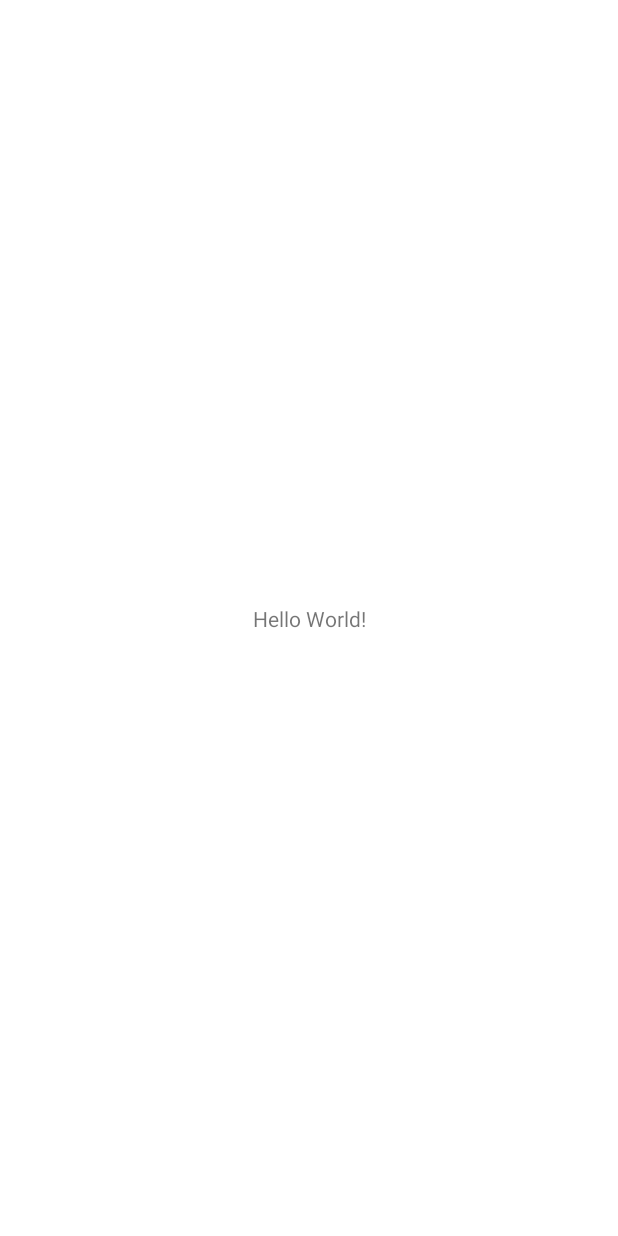
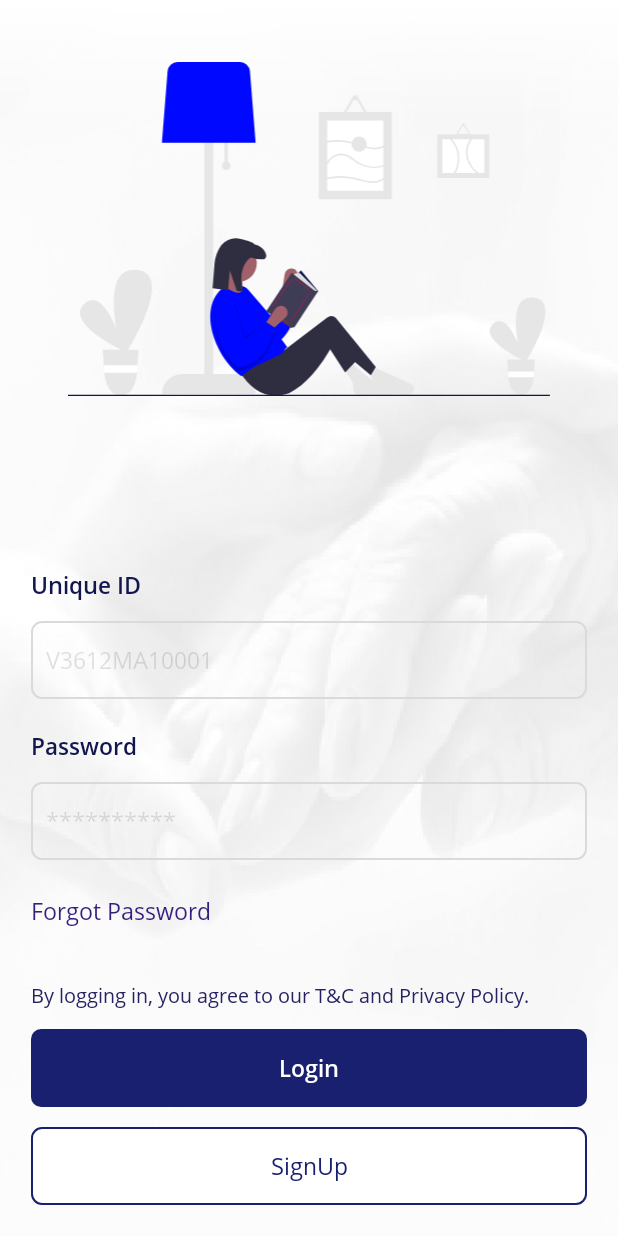
Before and after one commit to harshit2020cse/loginprofileapi, an Android app: the screen it shows after launch (MainActivity), on a phone screen of 412 x 824 dp. Before the commit the screen is almost empty. Run offline under Robolectric (Android 15) with nearby library versions, the phone set to English and light mode, and no system bars; our stand-ins replace data binding, sdp/ssp sizes.

Commit message:
login,bottom navigation ui done

```diff
--- a/app/src/main/AndroidManifest.xml
+++ b/app/src/main/AndroidManifest.xml
@@ -9,7 +9,7 @@
         android:roundIcon="@mipmap/ic_launcher_round"
         android:supportsRtl="true"
         android:theme="@style/Theme.APIPractice">
-        <activity android:name=".MainActivity">
+        <activity android:name=".view.activity.MainActivity">
             <intent-filter>
                 <action android:name="android.intent.action.MAIN" />
 
--- a/app/src/main/java/com/example/apipractice/MainActivity.kt
+++ /dev/null
@@ -1,11 +0,0 @@
-package com.example.apipractice
-
-import androidx.appcompat.app.AppCompatActivity
-import android.os.Bundle
-
-class MainActivity : AppCompatActivity() {
-    override fun onCreate(savedInstanceState: Bundle?) {
-        super.onCreate(savedInstanceState)
-        setContentView(R.layout.activity_main)
-    }
-}
--- /dev/null
+++ b/app/src/main/java/com/example/apipractice/view/activity/MainActivity.kt
@@ -0,0 +1,20 @@
+package com.example.apipractice.view.activity
+
+import android.os.Bundle
+import androidx.appcompat.app.AppCompatActivity
+import androidx.databinding.DataBindingUtil
+import com.example.apipractice.R
+import com.example.apipractice.databinding.ActivityMainBinding
+
+
+class MainActivity : AppCompatActivity() {
+
+    lateinit var binding: ActivityMainBinding
+
+    override fun onCreate(savedInstanceState: Bundle?) {
+        super.onCreate(savedInstanceState)
+        binding = DataBindingUtil.setContentView(this, R.layout.activity_main)
+
+    }
+
+}
--- /dev/null
+++ b/app/src/main/java/com/example/apipractice/view/fragments/login/LoginFragment.kt
@@ -0,0 +1,46 @@
+package com.example.apipractice.view.fragments.login
+
+import android.os.Bundle
+import android.view.LayoutInflater
+import android.view.View
+import android.view.ViewGroup
+import androidx.databinding.DataBindingUtil
+import androidx.fragment.app.Fragment
+import androidx.lifecycle.ViewModelProvider
+import com.example.apipractice.R
+import com.example.apipractice.databinding.FragmentLoginBinding
+
+class LoginFragment : Fragment() {
+
+    lateinit var binding: FragmentLoginBinding
+    lateinit var loginViewModel: LoginViewModel
+
+    override fun onCreateView(
+        inflater: LayoutInflater, container: ViewGroup?,
+        savedInstanceState: Bundle?
+    ): View? {
+        // Inflate the layout for this fragment
+        binding = DataBindingUtil.inflate(
+            layoutInflater,
+            R.layout.fragment_login,
+            container,
+            false
+        )
+        return binding.root
+    }
+
+    override fun onViewCreated(view: View, savedInstanceState: Bundle?) {
+        super.onViewCreated(view, savedInstanceState)
+
+        binding.lifecycleOwner = this
+        loginViewModel = ViewModelProvider(this).get(LoginViewModel::class.java)
+        binding.viewModel = loginViewModel
+        binding.executePendingBindings()
+
+        setClickListener()
+    }
+
+    private fun setClickListener() {
+
+    }
+}
--- /dev/null
+++ b/app/src/main/java/com/example/apipractice/view/fragments/login/LoginViewModel.kt
@@ -0,0 +1,7 @@
+package com.example.apipractice.view.fragments.login
+
+import androidx.lifecycle.ViewModel
+
+class LoginViewModel() : ViewModel() {
+
+}
--- /dev/null
+++ b/app/src/main/res/drawable/ic_bottom_home.xml
@@ -0,0 +1,11 @@
+<vector xmlns:android="http://schemas.android.com/apk/res/android"
+    android:width="20.568dp"
+    android:height="18.618dp"
+    android:viewportWidth="20.568"
+    android:viewportHeight="18.618">
+    <path
+        android:pathData="M20.126,7.593 L10.858,0.342a0.954,0.954 0,0 0,-1.149 0L0.441,7.593a0.619,0.619 0,0 0,-0.254 0.706,0.619 0.619,0 0,0 0.635,0.4L2.668,8.699v8.931a0.839,0.839 0,0 0,0.839 0.839h4.34a0.84,0.84 0,0 0,0.839 -0.839v-4h3.2v4a0.839,0.839 0,0 0,0.839 0.839L17.058,18.469a0.839,0.839 0,0 0,0.839 -0.839L17.897,8.699h1.845a0.6,0.6 0,0 0,0.381 -1.106Z"
+        android:strokeWidth="0.3"
+        android:fillColor="#262163"
+        android:strokeColor="#262163" />
+</vector>
--- /dev/null
+++ b/app/src/main/res/drawable/ic_bottom_search.xml
@@ -0,0 +1,9 @@
+<vector xmlns:android="http://schemas.android.com/apk/res/android"
+    android:width="19.995dp"
+    android:height="20dp"
+    android:viewportWidth="19.995"
+    android:viewportHeight="20">
+    <path
+        android:pathData="M19.76,18.552 L14.2,12.939a7.925,7.925 0,1 0,-1.2 1.218l5.525,5.577a0.856,0.856 0,0 0,1.208 0.031A0.861,0.861 0,0 0,19.76 18.552ZM7.972,14.225A6.258,6.258 0,1 1,12.4 12.393,6.219 6.219,0 0,1 7.972,14.225Z"
+        android:fillColor="#262163" />
+</vector>
--- /dev/null
+++ b/app/src/main/res/drawable/ic_user.xml
@@ -0,0 +1,9 @@
+<vector xmlns:android="http://schemas.android.com/apk/res/android"
+    android:width="20dp"
+    android:height="20dp"
+    android:viewportWidth="20"
+    android:viewportHeight="20">
+    <path
+        android:pathData="M10,0a10,10 0,1 0,10 10A10,10 0,0 0,10 0ZM10,3.871A3.548,3.548 0,1 1,6.452 7.419,3.548 3.548,0 0,1 10,3.87ZM10,17.737a7.727,7.727 0,0 1,-5.907 -2.75,4.5 4.5,0 0,1 3.972,-2.411 0.987,0.987 0,0 1,0.286 0.044A5.339,5.339 0,0 0,10 12.903a5.319,5.319 0,0 0,1.649 -0.278,0.987 0.987,0 0,1 0.286,-0.044 4.5,4.5 0,0 1,3.972 2.411A7.727,7.727 0,0 1,10 17.737Z"
+        android:fillColor="#262163" />
+</vector>
--- a/app/src/main/res/layout/activity_main.xml
+++ b/app/src/main/res/layout/activity_main.xml
@@ -1,18 +1,54 @@
 <?xml version="1.0" encoding="utf-8"?>
-<androidx.constraintlayout.widget.ConstraintLayout xmlns:android="http://schemas.android.com/apk/res/android"
+<layout xmlns:android="http://schemas.android.com/apk/res/android"
     xmlns:app="http://schemas.android.com/apk/res-auto"
-    xmlns:tools="http://schemas.android.com/tools"
-    android:layout_width="match_parent"
-    android:layout_height="match_parent"
-    tools:context=".MainActivity">
+    xmlns:tools="http://schemas.android.com/tools">
 
-    <TextView
-        android:layout_width="wrap_content"
-        android:layout_height="wrap_content"
-        android:text="Hello World!"
-        app:layout_constraintBottom_toBottomOf="parent"
-        app:layout_constraintLeft_toLeftOf="parent"
-        app:layout_constraintRight_toRightOf="parent"
-        app:layout_constraintTop_toTopOf="parent" />
+    <data>
 
-</androidx.constraintlayout.widget.ConstraintLayout>
+    </data>
+
+    <androidx.constraintlayout.widget.ConstraintLayout
+        android:id="@+id/rootlayout"
+        android:layout_width="match_parent"
+        android:layout_height="match_parent"
+        android:background="@drawable/image_global"
+        tools:context=".activity.MainActivity">
+
+        <View
+            android:id="@+id/gradient_view"
+            android:layout_width="match_parent"
+            android:layout_height="@dimen/_60sdp"
+            android:background="@drawable/view_bg"
+            app:layout_constraintEnd_toEndOf="parent"
+            app:layout_constraintStart_toStartOf="parent"
+            app:layout_constraintTop_toTopOf="parent" />
+
+        <fragment
+            android:id="@+id/fragment_container"
+            android:name="androidx.navigation.fragment.NavHostFragment"
+            android:layout_width="match_parent"
+            android:layout_height="0dp"
+            app:defaultNavHost="true"
+            app:layout_constraintBottom_toTopOf="@id/bottomNavigationView"
+            app:layout_constraintEnd_toEndOf="parent"
+            app:layout_constraintStart_toStartOf="parent"
+            app:layout_constraintTop_toTopOf="parent"
+            app:navGraph="@navigation/navigation_graph" />
+
+        <com.google.android.material.bottomnavigation.BottomNavigationView
+            android:id="@+id/bottomNavigationView"
+            android:layout_width="match_parent"
+            android:layout_height="@dimen/_60sdp"
+            android:layout_gravity="start"
+            android:visibility="gone"
+            app:itemIconTint="@color/colorDarkBlue"
+            app:itemTextColor="@color/colorDarkBlue"
+            app:labelVisibilityMode="labeled"
+            app:layout_behavior="@string/hide_bottom_view_on_scroll_behavior"
+            app:layout_constraintBottom_toBottomOf="parent"
+            app:layout_constraintEnd_toEndOf="parent"
+            app:layout_constraintStart_toStartOf="parent"
+            app:menu="@menu/menu_bottom_navigation_view" />
+
+    </androidx.constraintlayout.widget.ConstraintLayout>
+</layout>
--- /dev/null
+++ b/app/src/main/res/layout/fragment_login.xml
@@ -0,0 +1,119 @@
+<?xml version="1.0" encoding="utf-8"?>
+<layout xmlns:android="http://schemas.android.com/apk/res/android"
+    xmlns:app="http://schemas.android.com/apk/res-auto">
+
+    <data>
+
+        <variable
+            name="viewModel"
+            type="com.example.apipractice.view.fragments.login.LoginViewModel" />
+    </data>
+
+    <androidx.core.widget.NestedScrollView
+        android:id="@+id/scrollView"
+        android:layout_width="match_parent"
+        android:layout_height="match_parent"
+        android:fillViewport="true">
+
+        <androidx.constraintlayout.widget.ConstraintLayout
+            android:layout_width="match_parent"
+            android:layout_height="0dp"
+            android:padding="@dimen/_16sdp">
+
+            <androidx.appcompat.widget.AppCompatImageView
+                android:id="@+id/logo"
+                style="@style/LogoStyle"
+                android:layout_marginTop="@dimen/_16sdp"
+                android:layout_marginBottom="@dimen/_16sdp"
+                app:layout_constraintBottom_toTopOf="@id/medoPlusIdTextView"
+                app:layout_constraintEnd_toEndOf="parent"
+                app:layout_constraintStart_toStartOf="parent"
+                app:layout_constraintTop_toTopOf="parent"
+                app:layout_constraintVertical_bias="0" />
+
+            <com.google.android.material.textview.MaterialTextView
+                android:id="@+id/medoPlusIdTextView"
+                style="@style/TextViewStyle.MEDIUM"
+                android:layout_marginBottom="@dimen/_10sdp"
+                android:text="@string/unique_id"
+                app:layout_constraintBottom_toTopOf="@id/medoPlusIdEditText"
+                app:layout_constraintEnd_toEndOf="parent"
+                app:layout_constraintStart_toStartOf="parent" />
+
+            <com.google.android.material.textfield.TextInputEditText
+                android:id="@+id/medoPlusIdEditText"
+                style="@style/EditTextStyle"
+                android:layout_marginBottom="@dimen/_16sdp"
+                android:hint="@string/unique_id_hint"
+                android:inputType="textPersonName"
+                app:layout_constraintBottom_toTopOf="@id/PasswordTextView"
+                app:layout_constraintEnd_toEndOf="parent"
+                app:layout_constraintStart_toStartOf="parent" />
+
+            <com.google.android.material.textview.MaterialTextView
+                android:id="@+id/PasswordTextView"
+                style="@style/TextViewStyle.MEDIUM"
+                android:layout_marginBottom="@dimen/_10sdp"
+                android:text="@string/password"
+                app:layout_constraintBottom_toTopOf="@id/passwordEditText"
+                app:layout_constraintEnd_toEndOf="parent"
+                app:layout_constraintStart_toStartOf="parent" />
+
+            <com.google.android.material.textfield.TextInputEditText
+                android:id="@+id/passwordEditText"
+                style="@style/EditTextStyle"
+                android:layout_marginBottom="@dimen/_14sdp"
+                android:hint="@string/password_hint"
+                android:inputType="textPassword"
+                app:layout_constraintBottom_toTopOf="@id/forgotPasswordTextView"
+                app:layout_constraintEnd_toEndOf="parent"
+                app:layout_constraintStart_toStartOf="parent" />
+
+            <com.google.android.material.textview.MaterialTextView
+                android:id="@+id/forgotPasswordTextView"
+                style="@style/TextViewStyle"
+                android:layout_width="wrap_content"
+                android:layout_marginBottom="@dimen/_24sdp"
+                android:background="?android:attr/selectableItemBackground"
+                android:paddingTop="@dimen/_4sdp"
+                android:paddingBottom="@dimen/_4sdp"
+                android:text="@string/forgot_password"
+                android:textColor="@color/colorMidBlue"
+                app:layout_constraintBottom_toTopOf="@id/term_conditions_text_view"
+                app:layout_constraintEnd_toEndOf="parent"
+                app:layout_constraintHorizontal_bias="0"
+                app:layout_constraintHorizontal_chainStyle="spread_inside"
+                app:layout_constraintStart_toStartOf="parent" />
+
+            <com.google.android.material.textview.MaterialTextView
+                android:id="@+id/term_conditions_text_view"
+                style="@style/TextViewStyle.REGULAR"
+                android:layout_marginBottom="@dimen/_10sdp"
+                android:text="@string/accept_terms_privacy_text"
+                android:textColor="@color/colorOnDarkBlue"
+                app:layout_constraintBottom_toTopOf="@id/login_button"
+                app:layout_constraintEnd_toEndOf="parent"
+                app:layout_constraintStart_toStartOf="parent" />
+
+            <com.google.android.material.button.MaterialButton
+                android:id="@+id/login_button"
+                style="@style/ButtonStyle"
+                android:layout_marginBottom="@dimen/_10sdp"
+                android:text="@string/login"
+                app:layout_constraintBottom_toTopOf="@id/signUpButton"
+                app:layout_constraintEnd_toEndOf="parent"
+                app:layout_constraintStart_toStartOf="parent" />
+
+            <com.google.android.material.button.MaterialButton
+                android:id="@+id/signUpButton"
+                style="@style/ButtonStyle.Outline"
+                android:text="@string/signup"
+                app:layout_constraintBottom_toBottomOf="parent"
+                app:layout_constraintEnd_toEndOf="parent"
+                app:layout_constraintStart_toStartOf="parent" />
+
+        </androidx.constraintlayout.widget.ConstraintLayout>
+
+    </androidx.core.widget.NestedScrollView>
+
+</layout>
--- /dev/null
+++ b/app/src/main/res/menu/menu_bottom_navigation_view.xml
@@ -0,0 +1,18 @@
+<?xml version="1.0" encoding="utf-8"?>
+<menu xmlns:android="http://schemas.android.com/apk/res/android">
+
+    <item
+        android:id="@+id/findFragment"
+        android:icon="@drawable/ic_bottom_search"
+        android:title="@string/find" />
+
+    <item
+        android:id="@+id/homeFragment"
+        android:icon="@drawable/ic_bottom_home"
+        android:title="@string/home" />
+
+    <item
+        android:id="@+id/profileFragment"
+        android:icon="@drawable/ic_user"
+        android:title="@string/profile" />
+</menu>
--- /dev/null
+++ b/app/src/main/res/navigation/navigation_graph.xml
@@ -0,0 +1,13 @@
+<?xml version="1.0" encoding="utf-8"?>
+<navigation xmlns:android="http://schemas.android.com/apk/res/android"
+    xmlns:app="http://schemas.android.com/apk/res-auto"
+    xmlns:tools="http://schemas.android.com/tools"
+    android:id="@+id/navigation_graph"
+    app:startDestination="@id/loginFragment">
+
+    <fragment
+        android:id="@+id/loginFragment"
+        android:name="com.example.apipractice.view.fragments.login.LoginFragment"
+        android:label="LoginFragment"
+        tools:layout="@layout/fragment_login"/>
+</navigation>
--- a/app/src/main/res/values/strings.xml
+++ b/app/src/main/res/values/strings.xml
@@ -1,3 +1,22 @@
 <resources>
     <string name="app_name">API Practice</string>
+
+    <!--  Bottom Navigation Item Strings  -->
+    <string name="find">find</string>
+    <string name="home">Home</string>
+    <string name="profile">Profile</string>
+
+    <!-- Login Fragment UI Strings -->
+    <string name="accept_terms_privacy_text"><![CDATA[By logging in, you agree to our T&C and Privacy Policy.]]></string>
+    <string name="terms_condition_key">T&amp;C</string>
+    <string name="privacy_policy_key">Privacy Policy</string>
+    <string name="successfully_logged_in">Successfully Logged In</string>
+    <string name="unique_id">Unique ID</string>
+    <string name="unique_id_hint">V3612MA10001</string>
+    <string name="password_hint">**********</string>
+    <string name="password">Password</string>
+    <string name="forgot_password">Forgot Password</string>
+    <string name="login">Login</string>
+    <string name="signup">SignUp</string>
+
 </resources>
```
